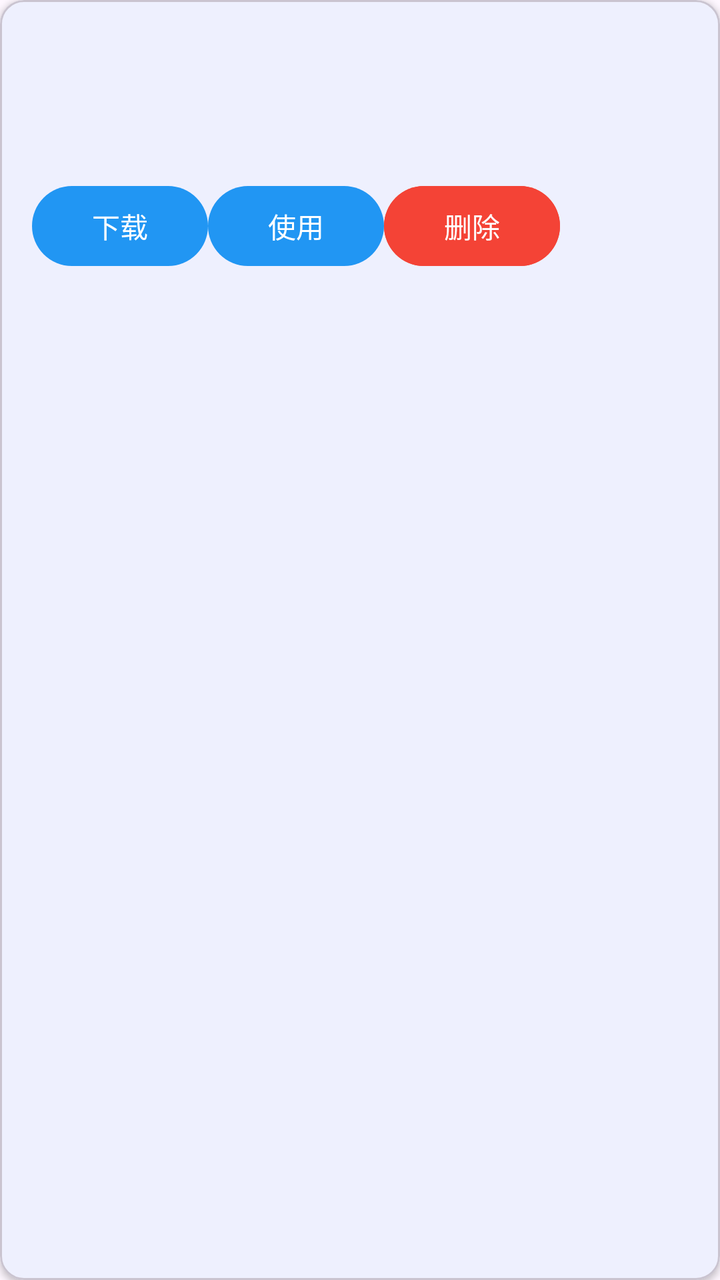
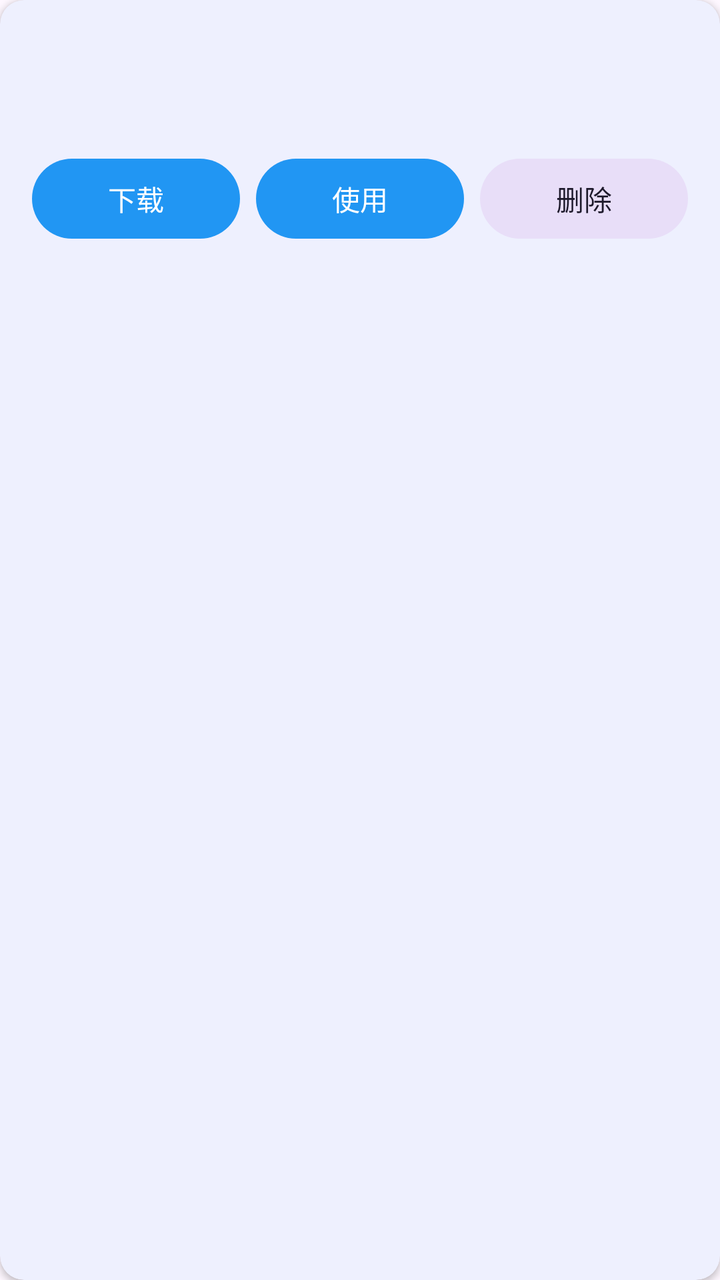

An Android layout rendered at two revisions. The XML below is the earlier revision; the diff shows what the commit changed to produce the second picture.
<!-- AndroidManifest.xml: application theme Theme.SherpaOnnxAndroid -->
<!-- res/layout/item_model.xml -->
<?xml version="1.0" encoding="utf-8"?>
<com.google.android.material.card.MaterialCardView xmlns:android="http://schemas.android.com/apk/res/android"
    xmlns:app="http://schemas.android.com/apk/res-auto"
    android:layout_width="match_parent"
    android:layout_height="wrap_content"
    android:layout_margin="8dp"
    app:cardCornerRadius="12dp"
    app:cardElevation="2dp">

    <LinearLayout
        android:layout_width="match_parent"
        android:layout_height="wrap_content"
        android:orientation="vertical"
        android:padding="16dp">

        
        <TextView
            android:id="@+id/tv_model_name"
            android:layout_width="wrap_content"
            android:layout_height="wrap_content"
            android:textSize="18sp"
            android:textStyle="bold" />

        
        <TextView
            android:id="@+id/tv_model_info"
            android:layout_width="wrap_content"
            android:layout_height="wrap_content"
            android:layout_marginTop="4dp"
            android:textColor="#757575"
            android:textSize="12sp" />

        
        <TextView
            android:id="@+id/tv_status"
            android:layout_width="wrap_content"
            android:layout_height="wrap_content"
            android:layout_marginTop="4dp"
            android:textSize="12sp" />

        
        <LinearLayout
            android:layout_width="match_parent"
            android:layout_height="wrap_content"
            android:layout_marginTop="8dp"
            android:orientation="horizontal">

            <com.google.android.material.button.MaterialButton
                android:id="@+id/btn_download"
                android:layout_width="wrap_content"
                android:layout_height="wrap_content"
                android:text="@string/download" />

            <com.google.android.material.button.MaterialButton
                android:id="@+id/btn_use"
                android:layout_width="wrap_content"
                android:layout_height="wrap_content"
                android:text="@string/use" />

            <com.google.android.material.button.MaterialButton
                android:id="@+id/btn_delete"
                android:layout_width="wrap_content"
                android:layout_height="wrap_content"
                android:backgroundTint="#F44336"
                android:text="@string/delete" />

        </LinearLayout>

    </LinearLayout>

</com.google.android.material.card.MaterialCardView>
<!-- resources referenced by this layout -->
<resources>
  <string name="delete">删除</string>
  <string name="download">下载</string>
  <string name="use">使用</string>
  <style name="Theme.SherpaOnnxAndroid" parent="Theme.Material3.Light.NoActionBar">
          <item name="colorPrimary">#2196F3</item>
          <item name="colorPrimaryDark">#1976D2</item>
          <item name="colorAccent">#FF4081</item>
          <item name="android:statusBarColor">@android:color/transparent</item>
          <item name="android:navigationBarColor">@android:color/transparent</item>
      </style>
</resources>

<!-- the commit's change to res/layout/item_model.xml (unified diff, before → after) -->
@@ -3,9 +3,11 @@
     xmlns:app="http://schemas.android.com/apk/res-auto"
     android:layout_width="match_parent"
     android:layout_height="wrap_content"
-    android:layout_margin="8dp"
+    android:layout_marginBottom="8dp"
+    android:layout_marginEnd="8dp"
     app:cardCornerRadius="12dp"
-    app:cardElevation="2dp">
+    app:cardElevation="2dp"
+    app:strokeWidth="0dp">
 
     <LinearLayout
         android:layout_width="match_parent"
@@ -19,7 +21,8 @@
             android:layout_width="wrap_content"
             android:layout_height="wrap_content"
             android:textSize="18sp"
-            android:textStyle="bold" />
+            android:textStyle="bold"
+            android:textColor="?android:attr/textColorPrimary" />
 
         
         <TextView
@@ -27,42 +30,44 @@
             android:layout_width="wrap_content"
             android:layout_height="wrap_content"
             android:layout_marginTop="4dp"
-            android:textColor="#757575"
-            android:textSize="12sp" />
-
-        
-        <TextView
-            android:id="@+id/tv_status"
-            android:layout_width="wrap_content"
-            android:layout_height="wrap_content"
-            android:layout_marginTop="4dp"
-            android:textSize="12sp" />
+            android:textColor="?android:attr/textColorSecondary"
+            android:textSize="14sp" />
 
         
         <LinearLayout
             android:layout_width="match_parent"
             android:layout_height="wrap_content"
-            android:layout_marginTop="8dp"
+            android:layout_marginTop="12dp"
             android:orientation="horizontal">
 
             <com.google.android.material.button.MaterialButton
                 android:id="@+id/btn_download"
-                android:layout_width="wrap_content"
+                style="@style/Widget.Material3.Button"
+                android:layout_width="0dp"
                 android:layout_height="wrap_content"
+                android:layout_weight="1"
+                android:layout_marginEnd="4dp"
                 android:text="@string/download" />
 
             <com.google.android.material.button.MaterialButton
                 android:id="@+id/btn_use"
-                android:layout_width="wrap_content"
+                style="@style/Widget.Material3.Button"
+                android:layout_width="0dp"
                 android:layout_height="wrap_content"
+                android:layout_weight="1"
+                android:layout_marginStart="4dp"
+                android:layout_marginEnd="4dp"
                 android:text="@string/use" />
 
             <com.google.android.material.button.MaterialButton
                 android:id="@+id/btn_delete"
-                android:layout_width="wrap_content"
+                style="@style/Widget.Material3.Button.TonalButton"
+                android:layout_width="0dp"
                 android:layout_height="wrap_content"
-                android:backgroundTint="#F44336"
-                android:text="@string/delete" />
+                android:layout_weight="1"
+                android:layout_marginStart="4dp"
+                android:text="@string/delete"
+                app:iconTint="?attr/colorError" />
 
         </LinearLayout>
 
